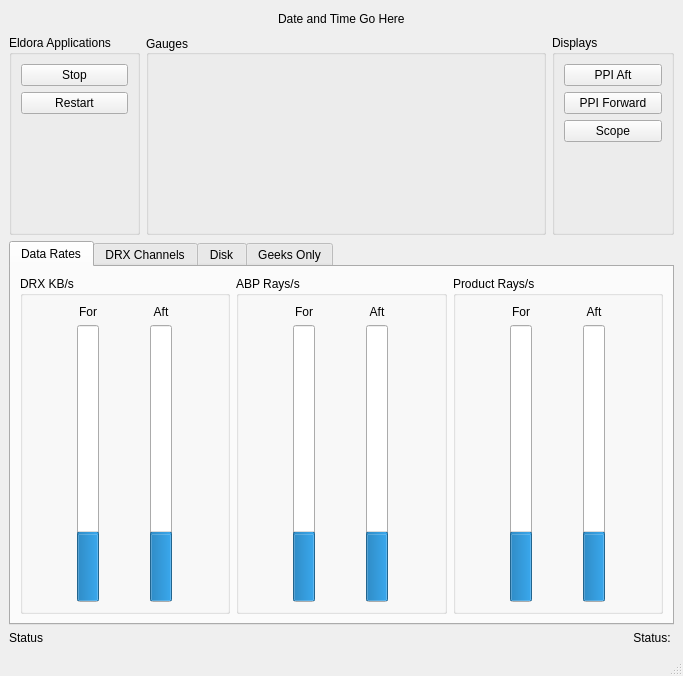
Qt form eldoragui/EldoraMain.ui (NCAR/eldora_instrument) before a commit.
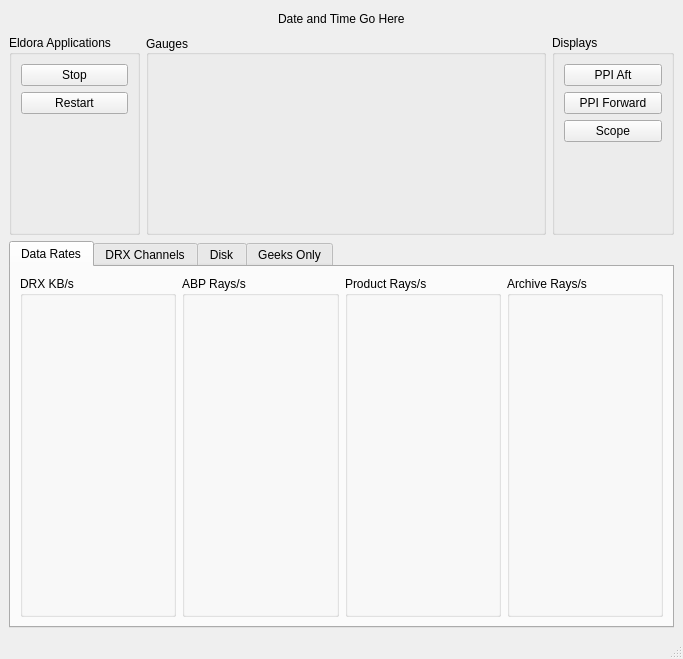
The same form after that commit.

Commit message: RateBoxes now use ProgressStrip. ProgressStrip has a sum mode where the LCD reflects a running sum. refresh rate set to 1 second.

What changed in the file:
```diff
--- a/eldoragui/EldoraMain.ui
+++ b/eldoragui/EldoraMain.ui
@@ -6,7 +6,7 @@
     <x>0</x>
     <y>0</y>
     <width>683</width>
-    <height>676</height>
+    <height>659</height>
    </rect>
   </property>
   <property name="sizePolicy" >
@@ -258,74 +258,6 @@
           <property name="title" >
            <string>DRX KB/s</string>
           </property>
-          <layout class="QHBoxLayout" >
-           <property name="margin" >
-            <number>9</number>
-           </property>
-           <property name="spacing" >
-            <number>6</number>
-           </property>
-           <item>
-            <layout class="QVBoxLayout" >
-             <property name="margin" >
-              <number>0</number>
-             </property>
-             <property name="spacing" >
-              <number>6</number>
-             </property>
-             <item>
-              <widget class="QLabel" name="label_2" >
-               <property name="text" >
-                <string>For</string>
-               </property>
-               <property name="alignment" >
-                <set>Qt::AlignCenter</set>
-               </property>
-              </widget>
-             </item>
-             <item>
-              <widget class="QProgressBar" name="forBytes" >
-               <property name="value" >
-                <number>24</number>
-               </property>
-               <property name="orientation" >
-                <enum>Qt::Vertical</enum>
-               </property>
-              </widget>
-             </item>
-            </layout>
-           </item>
-           <item>
-            <layout class="QVBoxLayout" >
-             <property name="margin" >
-              <number>0</number>
-             </property>
-             <property name="spacing" >
-              <number>6</number>
-             </property>
-             <item>
-              <widget class="QLabel" name="label_3" >
-               <property name="text" >
-                <string>Aft</string>
-               </property>
-               <property name="alignment" >
-                <set>Qt::AlignCenter</set>
-               </property>
-              </widget>
-             </item>
-             <item>
-              <widget class="QProgressBar" name="aftBytes" >
-               <property name="value" >
-                <number>24</number>
-               </property>
-               <property name="orientation" >
-                <enum>Qt::Vertical</enum>
-               </property>
-              </widget>
-             </item>
-            </layout>
-           </item>
-          </layout>
          </widget>
         </item>
         <item>
@@ -341,74 +273,6 @@
           <property name="title" >
            <string>ABP Rays/s</string>
           </property>
-          <layout class="QHBoxLayout" >
-           <property name="margin" >
-            <number>9</number>
-           </property>
-           <property name="spacing" >
-            <number>6</number>
-           </property>
-           <item>
-            <layout class="QVBoxLayout" >
-             <property name="margin" >
-              <number>0</number>
-             </property>
-             <property name="spacing" >
-              <number>6</number>
-             </property>
-             <item>
-              <widget class="QLabel" name="label_4" >
-               <property name="text" >
-                <string>For</string>
-               </property>
-               <property name="alignment" >
-                <set>Qt::AlignCenter</set>
-               </property>
-              </widget>
-             </item>
-             <item>
-              <widget class="QProgressBar" name="forABP" >
-               <property name="value" >
-                <number>24</number>
-               </property>
-               <property name="orientation" >
-                <enum>Qt::Vertical</enum>
-               </property>
-              </widget>
-             </item>
-            </layout>
-           </item>
-           <item>
-            <layout class="QVBoxLayout" >
-             <property name="margin" >
-              <number>0</number>
-             </property>
-             <property name="spacing" >
-              <number>6</number>
-             </property>
-             <item>
-              <widget class="QLabel" name="label_5" >
-               <property name="text" >
-                <string>Aft</string>
-               </property>
-               <property name="alignment" >
-                <set>Qt::AlignCenter</set>
-               </property>
-              </widget>
-             </item>
-             <item>
-              <widget class="QProgressBar" name="aftABP" >
-               <property name="value" >
-                <number>24</number>
-               </property>
-               <property name="orientation" >
-                <enum>Qt::Vertical</enum>
-               </property>
-              </widget>
-             </item>
-            </layout>
-           </item>
-          </layout>
          </widget>
         </item>
         <item>
@@ -424,74 +288,21 @@
           <property name="title" >
            <string>Product Rays/s</string>
           </property>
-          <layout class="QHBoxLayout" >
-           <property name="margin" >
-            <number>9</number>
-           </property>
-           <property name="spacing" >
-            <number>6</number>
-           </property>
-           <item>
-            <layout class="QVBoxLayout" >
-             <property name="margin" >
-              <number>0</number>
-             </property>
-             <property name="spacing" >
-              <number>6</number>
-             </property>
-             <item>
-              <widget class="QLabel" name="label_6" >
-               <property name="text" >
-                <string>For</string>
-               </property>
-               <property name="alignment" >
-                <set>Qt::AlignCenter</set>
-               </property>
-              </widget>
-             </item>
-             <item>
-              <widget class="QProgressBar" name="forProducts" >
-               <property name="value" >
-                <number>24</number>
-               </property>
-               <property name="orientation" >
-                <enum>Qt::Vertical</enum>
-               </property>
-              </widget>
-             </item>
-            </layout>
-           </item>
-           <item>
-            <layout class="QVBoxLayout" >
-             <property name="margin" >
-              <number>0</number>
-             </property>
-             <property name="spacing" >
-              <number>6</number>
-             </property>
-             <item>
-              <widget class="QLabel" name="label_7" >
-               <property name="text" >
-                <string>Aft</string>
-               </property>
-               <property name="alignment" >
-                <set>Qt::AlignCenter</set>
-               </property>
-              </widget>
-             </item>
-             <item>
-              <widget class="QProgressBar" name="aftProducts" >
-               <property name="value" >
-                <number>24</number>
-               </property>
-               <property name="orientation" >
-                <enum>Qt::Vertical</enum>
-               </property>
-              </widget>
-             </item>
-            </layout>
-           </item>
-          </layout>
+         </widget>
+        </item>
+        <item>
+         <widget class="QGroupBox" name="ArchiveRateBox" >
+          <property name="sizePolicy" >
+           <sizepolicy>
+            <hsizetype>1</hsizetype>
+            <vsizetype>1</vsizetype>
+            <horstretch>0</horstretch>
+            <verstretch>0</verstretch>
+           </sizepolicy>
+          </property>
+          <property name="title" >
+           <string>Archive Rays/s</string>
+          </property>
          </widget>
         </item>
        </layout>
@@ -811,39 +622,6 @@
       <property name="spacing" >
        <number>6</number>
       </property>
-      <item>
-       <widget class="QLabel" name="statusLabel" >
-        <property name="sizePolicy" >
-         <sizepolicy>
-          <hsizetype>5</hsizetype>
-          <vsizetype>3</vsizetype>
-          <horstretch>0</horstretch>
-          <verstretch>0</verstretch>
-         </sizepolicy>
-        </property>
-        <property name="text" >
-         <string>Status</string>
-        </property>
-       </widget>
-      </item>
-      <item>
-       <widget class="QLabel" name="label" >
-        <property name="sizePolicy" >
-         <sizepolicy>
-          <hsizetype>5</hsizetype>
-          <vsizetype>3</vsizetype>
-          <horstretch>0</horstretch>
-          <verstretch>0</verstretch>
-         </sizepolicy>
-        </property>
-        <property name="text" >
-         <string>Status: </string>
-        </property>
-        <property name="alignment" >
-         <set>Qt::AlignRight|Qt::AlignTrailing|Qt::AlignVCenter</set>
-        </property>
-       </widget>
-      </item>
      </layout>
     </item>
    </layout>
```
Left out of the diff: 6 changed lines with no effect on the pictures. The commit also changes 3 other files.
